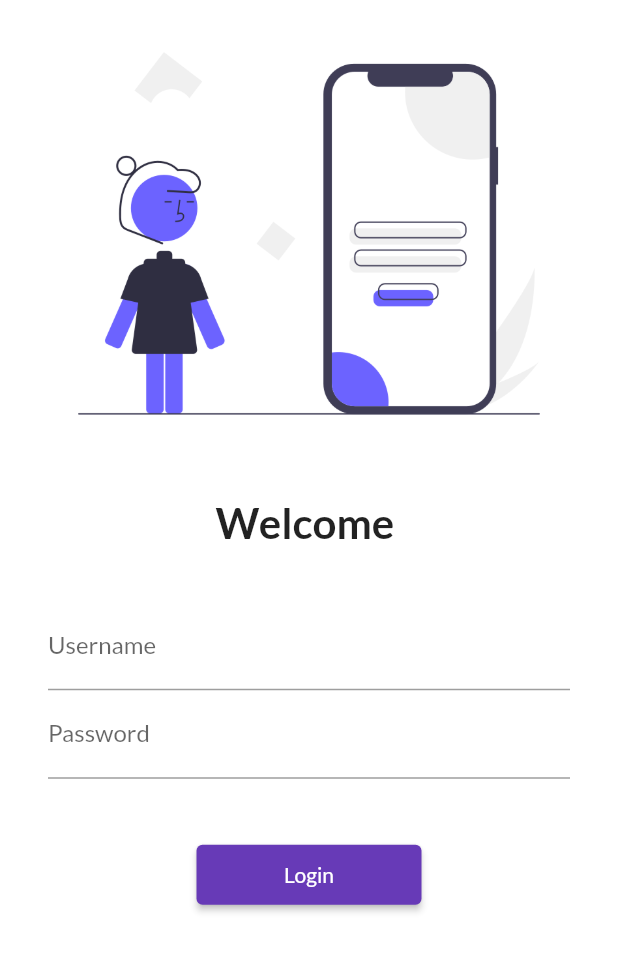
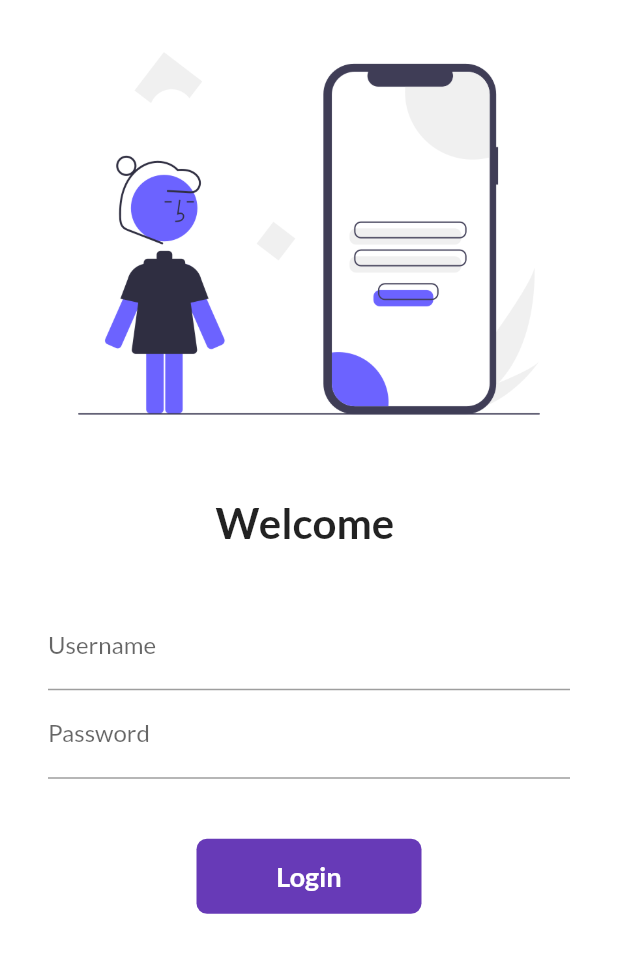
Before and after one commit to Bandhan-singh-katoch/first_flutter_app, a Flutter app: the screen it shows after launch, on a phone screen of 412 x 824 dp. Shown: the top 953 px of the screen. Run offline on Flutter 3.47's test engine with Material 2 defaults, Android fonts, the phone set to English and light mode, and no system bars; our stand-ins replace google_fonts.

Commit message:
used container for button

```diff
--- a/lib/pages/login_page.dart
+++ b/lib/pages/login_page.dart
@@ -56,13 +56,30 @@ class _LoginPageState extends State<LoginPage> {
                     SizedBox(
                       height: 40,
                     ),
-                    ElevatedButton(
-                      child: Text("Login"),
-                      style: TextButton.styleFrom(minimumSize: Size(150, 40)),
-                      onPressed: () {
-                        Navigator.pushNamed(context, MyRoutes.homeRoute);
-                      },
-                    )
+
+                    Container(
+                      width: 150,
+                      height: 50,
+                      alignment: Alignment.center,
+                      child: Text(
+                        "Login",
+                        style: TextStyle(
+                            color: Colors.white,
+                            fontWeight: FontWeight.bold,
+                            fontSize: 18),
+                      ),
+                      decoration: BoxDecoration(
+                          color: Colors.deepPurple,
+                          borderRadius: BorderRadius.circular(7)),
+                    ),
+
+                    // ElevatedButton(
+                    //   child: Text("Login"),
+                    //   style: TextButton.styleFrom(minimumSize: Size(150, 40)),
+                    //   onPressed: () {
+                    //     Navigator.pushNamed(context, MyRoutes.homeRoute);
+                    //   },
+                    // )
                   ],
                 ),
               )
```
